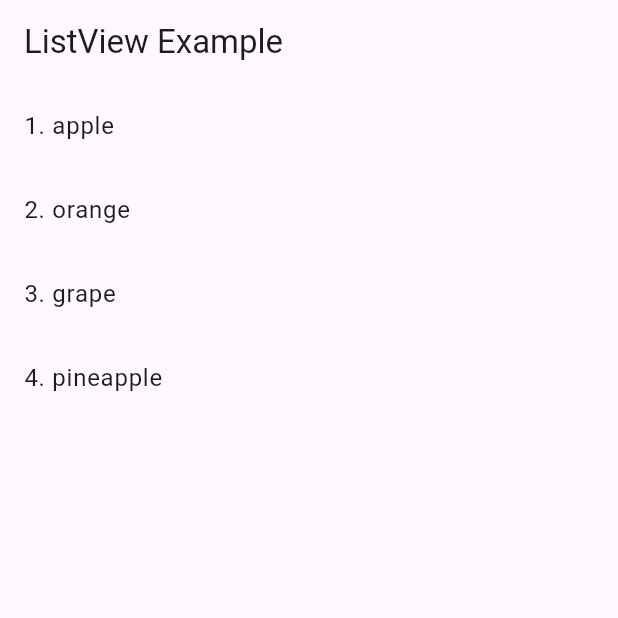
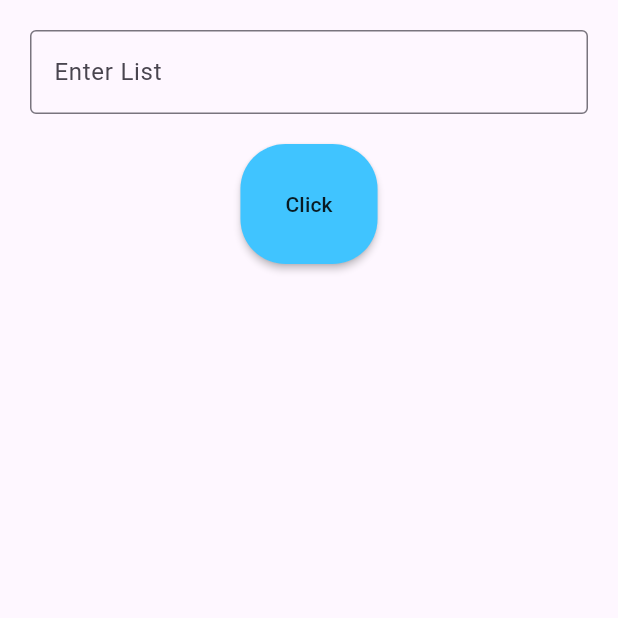
Before and after one commit to Jathu23/First-Flutter-Project, a Flutter app: the screen it shows after launch, on a phone screen of 412 x 824 dp, the top half of it. Run offline on Flutter 3.47's test engine with Material 3 defaults, Android fonts, the phone set to English and light mode, and no system bars.

Commit message:
simple to do list

```diff
--- a/lib/main.dart
+++ b/lib/main.dart
@@ -1,33 +1,33 @@
 import 'package:flutter/material.dart';
 
 void main() {
-  runApp(MaterialApp(home: Counter()));
+  runApp(todo());
 }
 
-class Counter extends StatefulWidget {
-  @override
-  _CounterState createState() => _CounterState();
-}
-
-class _CounterState extends State<Counter> {
-  int _counter = 0;
-  List<String> samplelist = ["apple", "orange", "grape", "pineapple"];
-
+class todo extends StatelessWidget{
   @override
   Widget build(BuildContext context) {
-    return Scaffold(
-      appBar: AppBar(title: Text('ListView Example')),
-      body: Center(
-        child: ListView.builder(
-          itemCount: samplelist.length,
-          itemBuilder: (context, index) {
 
-            return ListTile(
-              title: Text('${index + 1}. ${samplelist[index]}'),
-            );
-          },
-        ),
+    return MaterialApp(home: (
+      Scaffold(
+        body: Column(
+          children: [
+      Container(
+        padding: EdgeInsets.all(20),
+        child:       TextField(
+              decoration: InputDecoration(
+                border: OutlineInputBorder(),
+                label: Text("Enter List")),
+            ),
       ),
-    );
+      MaterialButton(onPressed:  () {} ,
+      padding: EdgeInsets.all(30),
+      color: Colors.lightBlueAccent,
+      shape: RoundedRectangleBorder(borderRadius:BorderRadius.circular(30) ),
+
+      child: Text("Click"),)
+          ],
+        ) ,)
+    ));
   }
 }
```
